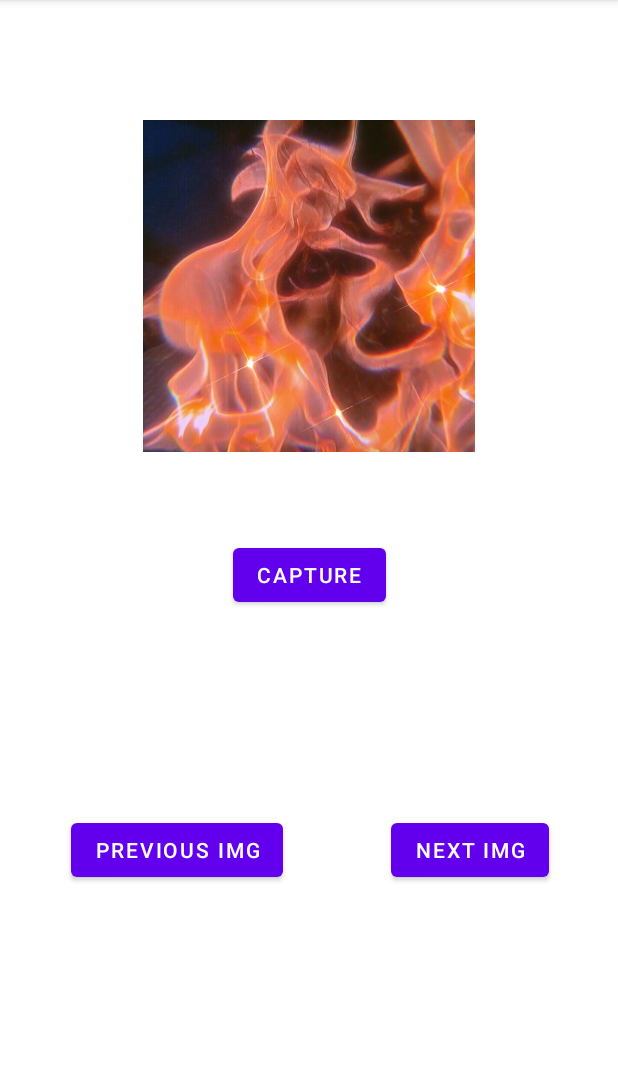
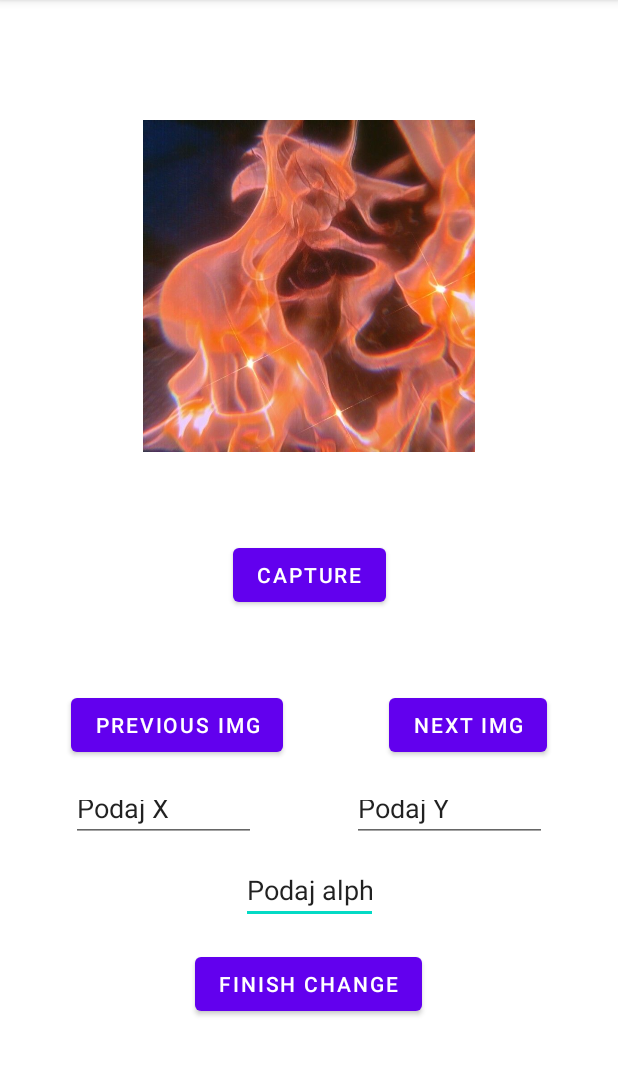
Before and after one commit to Kwiatkowska-W/camera, an Android app: the screen it shows after launch (MainActivity), on a phone screen of 412 x 824 dp, the part 84-1160 px from its top. Run offline under Robolectric (Android 15) with nearby library versions, the phone set to English and light mode, and no system bars.

Commit message:
dzialjace przyciski next i previous oraz zmina X,Y,alpha zdj

```diff
--- a/app/src/main/java/xml/example/camera/MainActivity.kt
+++ b/app/src/main/java/xml/example/camera/MainActivity.kt
@@ -9,6 +9,7 @@ import android.widget.Button
 import androidx.core.app.ActivityCompat
 import android.Manifest
 import android.graphics.Bitmap
+import android.widget.EditText
 import android.widget.ImageView
 
 class MainActivity : AppCompatActivity() {
@@ -65,6 +66,13 @@ class MainActivity : AppCompatActivity() {
             }
         }
 
+        findViewById<Button>(R.id.finish).setOnClickListener {
+            //    findViewById<Button>(R.id.przycisk).text="działa"
+            findViewById<ImageView>(R.id.imageView).rotationX=findViewById<EditText>(R.id.textX).text.toString().toFloat()
+            findViewById<ImageView>(R.id.imageView).scaleY=findViewById<EditText>(R.id.textY).text.toString().toFloat()
+            findViewById<ImageView>(R.id.imageView).alpha=findViewById<EditText>(R.id.alpha).text.toString().toFloat()
+        }
+
         findViewById<Button>(R.id.button)
         if(ActivityCompat.checkSelfPermission(this, Manifest.permission.CAMERA)!=PackageManager.PERMISSION_GRANTED){
             ActivityCompat.requestPermissions( this, arrayOf(Manifest.permission.CAMERA), 111)
--- a/app/src/main/res/layout/activity_main.xml
+++ b/app/src/main/res/layout/activity_main.xml
@@ -6,6 +6,33 @@
     android:layout_width="match_parent"
     android:layout_height="match_parent"
     tools:context=".MainActivity">
+
+    <EditText
+        android:id="@+id/alpha"
+        android:layout_width="91dp"
+        android:layout_height="43dp"
+        android:ems="10"
+        android:inputType="textPersonName"
+        android:text="Podaj alphe"
+        app:layout_constraintBottom_toBottomOf="parent"
+        app:layout_constraintEnd_toEndOf="parent"
+        app:layout_constraintStart_toStartOf="parent"
+        app:layout_constraintTop_toTopOf="parent"
+        app:layout_constraintVertical_bias="0.79" />
+
+    <EditText
+        android:id="@+id/textY"
+        android:layout_width="130dp"
+        android:layout_height="38dp"
+        android:ems="10"
+        android:inputType="textPersonName"
+        android:text="Podaj Y"
+        app:layout_constraintBottom_toBottomOf="parent"
+        app:layout_constraintEnd_toEndOf="parent"
+        app:layout_constraintHorizontal_bias="0.832"
+        app:layout_constraintStart_toStartOf="parent"
+        app:layout_constraintTop_toTopOf="parent"
+        app:layout_constraintVertical_bias="0.717" />
 
     <Button
         android:id="@+id/button"
@@ -37,10 +64,10 @@
         android:text="next img"
         app:layout_constraintBottom_toBottomOf="parent"
         app:layout_constraintEnd_toEndOf="parent"
-        app:layout_constraintHorizontal_bias="0.851"
+        app:layout_constraintHorizontal_bias="0.845"
         app:layout_constraintStart_toStartOf="parent"
         app:layout_constraintTop_toTopOf="parent"
-        app:layout_constraintVertical_bias="0.754" />
+        app:layout_constraintVertical_bias="0.638" />
 
     <Button
         android:id="@+id/previous"
@@ -52,6 +79,32 @@
         app:layout_constraintHorizontal_bias="0.174"
         app:layout_constraintStart_toStartOf="parent"
         app:layout_constraintTop_toTopOf="parent"
-        app:layout_constraintVertical_bias="0.754" />
+        app:layout_constraintVertical_bias="0.638" />
+
+    <EditText
+        android:id="@+id/textX"
+        android:layout_width="123dp"
+        android:layout_height="38dp"
+        android:ems="10"
+        android:inputType="textPersonName"
+        android:text="Podaj X"
+        app:layout_constraintBottom_toBottomOf="parent"
+        app:layout_constraintEnd_toEndOf="parent"
+        app:layout_constraintHorizontal_bias="0.163"
+        app:layout_constraintStart_toStartOf="parent"
+        app:layout_constraintTop_toTopOf="parent"
+        app:layout_constraintVertical_bias="0.717" />
+
+    <Button
+        android:id="@+id/finish"
+        android:layout_width="wrap_content"
+        android:layout_height="wrap_content"
+        android:text="Finish change"
+        app:layout_constraintBottom_toBottomOf="parent"
+        app:layout_constraintEnd_toEndOf="parent"
+        app:layout_constraintHorizontal_bias="0.498"
+        app:layout_constraintStart_toStartOf="parent"
+        app:layout_constraintTop_toTopOf="parent"
+        app:layout_constraintVertical_bias="0.878" />
 
 </androidx.constraintlayout.widget.ConstraintLayout>
```
